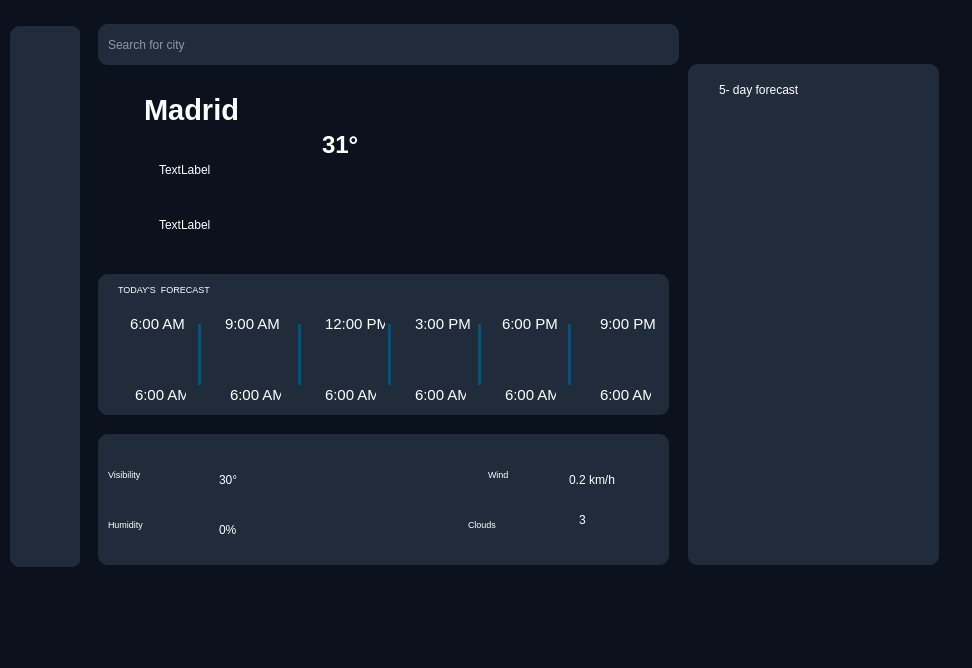
Qt form ui/main.ui (phamnamkhanh0602/python-app) before a commit.
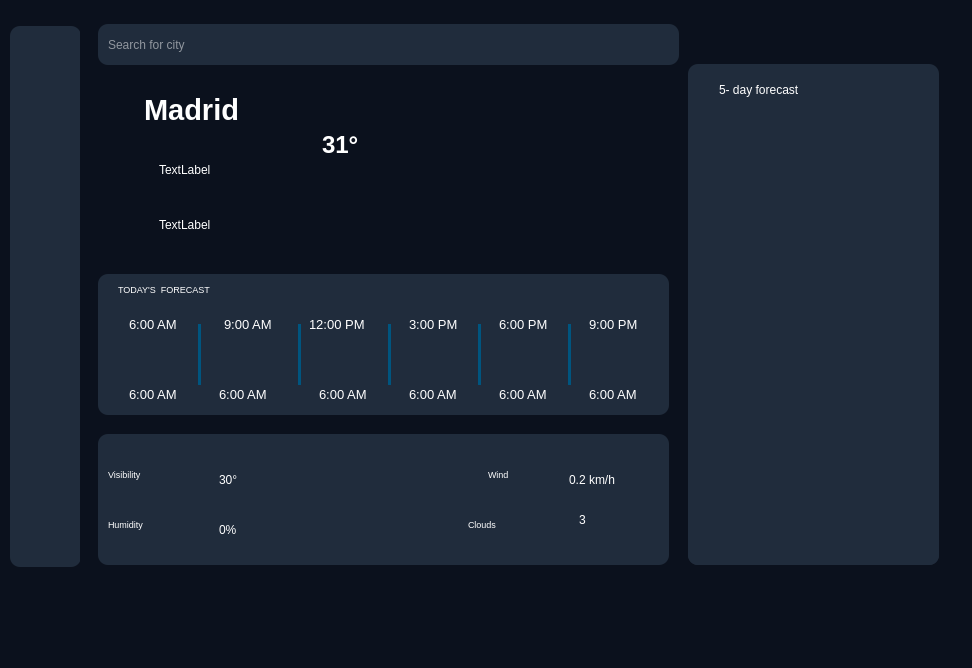
The same form after that commit. Icons and pictures are not drawn.

Diff of the .ui file:
```diff
--- a/ui/main.ui
+++ b/ui/main.ui
@@ -278,13 +278,13 @@
         <rect>
          <x>20</x>
          <y>30</y>
-         <width>80</width>
+         <width>81</width>
          <height>40</height>
         </rect>
        </property>
        <property name="font">
         <font>
-         <pointsize>11</pointsize>
+         <pointsize>10</pointsize>
         </font>
        </property>
        <property name="styleSheet">
@@ -299,13 +299,13 @@
         <rect>
          <x>115</x>
          <y>30</y>
-         <width>80</width>
+         <width>91</width>
          <height>40</height>
         </rect>
        </property>
        <property name="font">
         <font>
-         <pointsize>11</pointsize>
+         <pointsize>10</pointsize>
         </font>
        </property>
        <property name="text">
@@ -315,15 +315,15 @@
       <widget class="QLabel" name="lb_time_3">
        <property name="geometry">
         <rect>
-         <x>215</x>
+         <x>200</x>
          <y>30</y>
-         <width>80</width>
+         <width>91</width>
          <height>40</height>
         </rect>
        </property>
        <property name="font">
         <font>
-         <pointsize>11</pointsize>
+         <pointsize>10</pointsize>
         </font>
        </property>
        <property name="text">
@@ -333,15 +333,15 @@
       <widget class="QLabel" name="lb_time_4">
        <property name="geometry">
         <rect>
-         <x>305</x>
+         <x>300</x>
          <y>30</y>
-         <width>80</width>
+         <width>91</width>
          <height>40</height>
         </rect>
        </property>
        <property name="font">
         <font>
-         <pointsize>11</pointsize>
+         <pointsize>10</pointsize>
         </font>
        </property>
        <property name="text">
@@ -351,15 +351,15 @@
       <widget class="QLabel" name="lb_time_5">
        <property name="geometry">
         <rect>
-         <x>392</x>
+         <x>390</x>
          <y>30</y>
-         <width>80</width>
+         <width>91</width>
          <height>40</height>
         </rect>
        </property>
        <property name="font">
         <font>
-         <pointsize>11</pointsize>
+         <pointsize>10</pointsize>
         </font>
        </property>
        <property name="text">
@@ -369,15 +369,15 @@
       <widget class="QLabel" name="lb_time_6">
        <property name="geometry">
         <rect>
-         <x>490</x>
+         <x>480</x>
          <y>30</y>
-         <width>80</width>
+         <width>91</width>
          <height>40</height>
         </rect>
        </property>
        <property name="font">
         <font>
-         <pointsize>11</pointsize>
+         <pointsize>10</pointsize>
         </font>
        </property>
        <property name="text">
@@ -467,15 +467,15 @@
       <widget class="QLabel" name="lb_temp_1">
        <property name="geometry">
         <rect>
-         <x>25</x>
+         <x>20</x>
          <y>105</y>
-         <width>71</width>
+         <width>81</width>
          <height>31</height>
         </rect>
        </property>
        <property name="font">
         <font>
-         <pointsize>11</pointsize>
+         <pointsize>10</pointsize>
         </font>
        </property>
        <property name="styleSheet">
@@ -488,15 +488,15 @@
       <widget class="QLabel" name="lb_temp_2">
        <property name="geometry">
         <rect>
-         <x>120</x>
+         <x>110</x>
          <y>105</y>
-         <width>71</width>
+         <width>81</width>
          <height>31</height>
         </rect>
        </property>
        <property name="font">
         <font>
-         <pointsize>11</pointsize>
+         <pointsize>10</pointsize>
         </font>
        </property>
        <property name="styleSheet">
@@ -509,15 +509,15 @@
       <widget class="QLabel" name="lb_temp_3">
        <property name="geometry">
         <rect>
-         <x>215</x>
+         <x>210</x>
          <y>105</y>
-         <width>71</width>
+         <width>81</width>
          <height>31</height>
         </rect>
        </property>
        <property name="font">
         <font>
-         <pointsize>11</pointsize>
+         <pointsize>10</pointsize>
         </font>
        </property>
        <property name="styleSheet">
@@ -530,15 +530,15 @@
       <widget class="QLabel" name="lb_temp_4">
        <property name="geometry">
         <rect>
-         <x>305</x>
+         <x>300</x>
          <y>105</y>
-         <width>71</width>
+         <width>81</width>
          <height>31</height>
         </rect>
        </property>
        <property name="font">
         <font>
-         <pointsize>11</pointsize>
+         <pointsize>10</pointsize>
         </font>
        </property>
        <property name="styleSheet">
@@ -551,15 +551,15 @@
       <widget class="QLabel" name="lb_temp_5">
        <property name="geometry">
         <rect>
-         <x>395</x>
+         <x>390</x>
          <y>105</y>
-         <width>71</width>
+         <width>81</width>
          <height>31</height>
         </rect>
        </property>
        <property name="font">
         <font>
-         <pointsize>11</pointsize>
+         <pointsize>10</pointsize>
         </font>
        </property>
        <property name="styleSheet">
@@ -572,15 +572,15 @@
       <widget class="QLabel" name="lb_temp_6">
        <property name="geometry">
         <rect>
-         <x>490</x>
+         <x>480</x>
          <y>105</y>
-         <width>71</width>
+         <width>81</width>
          <height>31</height>
         </rect>
        </property>
        <property name="font">
         <font>
-         <pointsize>11</pointsize>
+         <pointsize>10</pointsize>
         </font>
        </property>
        <property name="styleSheet">
```
